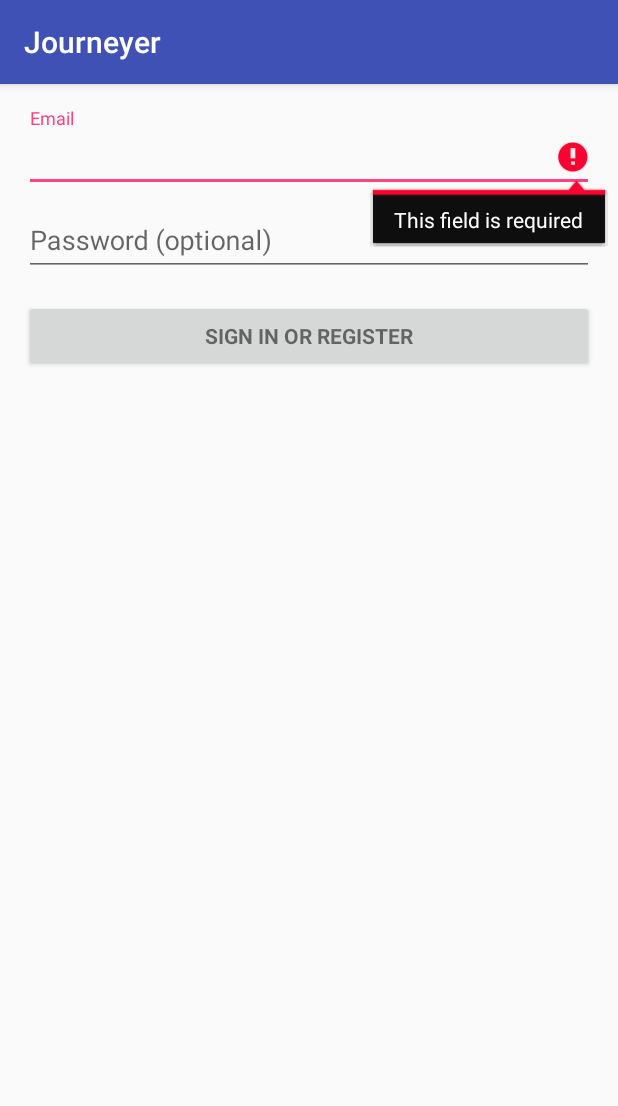
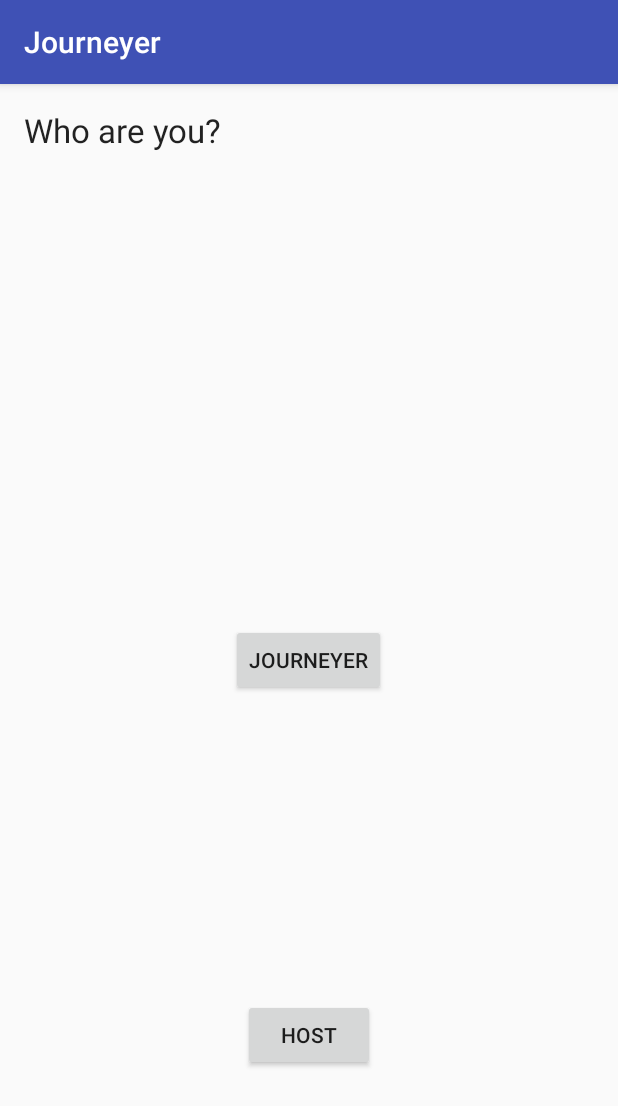
Before and after one commit to siddharthseth/Journeyer, an Android app: the screen it shows after launch (LoginActivity before the commit, Welcome after it), after a tap on "SIGN IN OR REGISTER", on a phone screen of 412 x 824 dp. Shown: the top 1106 px of the screen. Run offline under Robolectric (Android 15) with nearby library versions, the phone set to English and light mode, and no system bars; 2 statements that could not run were skipped.

Commit message:
added welcome page (fked up theme tho)

```diff
--- a/app/src/main/AndroidManifest.xml
+++ b/app/src/main/AndroidManifest.xml
@@ -22,6 +22,8 @@
                 <category android:name="android.intent.category.LAUNCHER" />
             </intent-filter>
         </activity>
+        <activity android:name=".Welcome" >
+        </activity>
     </application>
 
 </manifest>
--- a/app/src/main/java/com/example/lchou/journeyer/LoginActivity.java
+++ b/app/src/main/java/com/example/lchou/journeyer/LoginActivity.java
@@ -28,6 +28,7 @@ import android.widget.AutoCompleteTextView;
 import android.widget.Button;
 import android.widget.EditText;
 import android.widget.TextView;
+import android.content.Intent;
 
 import java.util.ArrayList;
 import java.util.List;
@@ -63,7 +64,7 @@ public class LoginActivity extends AppCompatActivity implements LoaderCallbacks<
     private View mLoginFormView;
 
     @Override
-    protected void onCreate(Bundle savedInstanceState) {
+    protected void onCreate(final Bundle savedInstanceState) {
         super.onCreate(savedInstanceState);
         setContentView(R.layout.activity_login);
         // Set up the login form.
@@ -87,7 +88,9 @@ public class LoginActivity extends AppCompatActivity implements LoaderCallbacks<
             @Override
             public void onClick(View view) {
                 attemptLogin();
+                startActivity(new Intent(getApplicationContext(), Welcome.class));
             }
+
         });
 
         mLoginFormView = findViewById(R.id.login_form);
@@ -187,6 +190,7 @@ public class LoginActivity extends AppCompatActivity implements LoaderCallbacks<
             showProgress(true);
             mAuthTask = new UserLoginTask(email, password);
             mAuthTask.execute((Void) null);
+
         }
     }
 
--- /dev/null
+++ b/app/src/main/java/com/example/lchou/journeyer/Welcome.java
@@ -0,0 +1,13 @@
+package com.example.lchou.journeyer;
+
+import android.support.v7.app.AppCompatActivity;
+import android.os.Bundle;
+
+public class Welcome extends AppCompatActivity {
+
+    @Override
+    protected void onCreate(Bundle savedInstanceState) {
+        super.onCreate(savedInstanceState);
+        setContentView(R.layout.activity_welcome);
+    }
+}
--- a/app/src/main/res/layout/activity_login.xml
+++ b/app/src/main/res/layout/activity_login.xml
@@ -1,6 +1,6 @@
 <LinearLayout xmlns:android="http://schemas.android.com/apk/res/android"
     xmlns:tools="http://schemas.android.com/tools" android:layout_width="match_parent"
-    android:layout_height="match_parent" android:gravity="center_horizontal"
+    android:layout_height="match_parent"
     android:orientation="vertical" android:paddingBottom="@dimen/activity_vertical_margin"
     android:paddingLeft="@dimen/activity_horizontal_margin"
     android:paddingRight="@dimen/activity_horizontal_margin"
@@ -12,23 +12,35 @@
         android:layout_marginBottom="8dp" android:visibility="gone" />
 
     <ScrollView android:id="@+id/login_form" android:layout_width="match_parent"
-        android:layout_height="match_parent">
+        android:layout_height="201dp">
 
         <LinearLayout android:id="@+id/email_login_form" android:layout_width="match_parent"
-            android:layout_height="wrap_content" android:orientation="vertical">
+            android:layout_height="wrap_content" android:orientation="vertical"
+            android:weightSum="1">
 
             <android.support.design.widget.TextInputLayout android:layout_width="match_parent"
                 android:layout_height="wrap_content">
+
+            </android.support.design.widget.TextInputLayout>
+
+            <LinearLayout
+                android:orientation="vertical"
+                android:layout_width="match_parent"
+                android:layout_height="wrap_content"
+                android:layout_gravity="center_horizontal"></LinearLayout>
+
+            <android.support.design.widget.TextInputLayout android:layout_width="match_parent"
+                android:layout_height="wrap_content">
+
+            </android.support.design.widget.TextInputLayout>
+
+        </LinearLayout>
+    </ScrollView>
 
     <AutoCompleteTextView android:id="@+id/email" android:layout_width="match_parent"
         android:layout_height="wrap_content" android:hint="@string/prompt_email"
         android:inputType="textEmailAddress" android:maxLines="1"
         android:singleLine="true" />
-
-            </android.support.design.widget.TextInputLayout>
-
-            <android.support.design.widget.TextInputLayout android:layout_width="match_parent"
-                android:layout_height="wrap_content">
 
     <EditText android:id="@+id/password" android:layout_width="match_parent"
         android:layout_height="wrap_content" android:hint="@string/prompt_password"
@@ -37,13 +49,8 @@
         android:imeOptions="actionUnspecified" android:inputType="textPassword"
         android:maxLines="1" android:singleLine="true" />
 
-            </android.support.design.widget.TextInputLayout>
-
     <Button android:id="@+id/email_sign_in_button" style="?android:textAppearanceSmall"
         android:layout_width="match_parent" android:layout_height="wrap_content"
         android:layout_marginTop="16dp" android:text="@string/action_sign_in"
         android:textStyle="bold" />
-
 </LinearLayout>
-    </ScrollView>
-</LinearLayout>
--- /dev/null
+++ b/app/src/main/res/layout/activity_welcome.xml
@@ -0,0 +1,42 @@
+<?xml version="1.0" encoding="utf-8"?>
+<RelativeLayout xmlns:android="http://schemas.android.com/apk/res/android"
+    xmlns:tools="http://schemas.android.com/tools" android:layout_width="match_parent"
+    android:layout_height="match_parent" android:paddingLeft="@dimen/activity_horizontal_margin"
+    android:paddingRight="@dimen/activity_horizontal_margin"
+    android:paddingTop="@dimen/activity_vertical_margin"
+    android:paddingBottom="@dimen/activity_vertical_margin"
+    tools:context="com.example.lchou.journeyer.Welcome"
+    android:background="@color/abc_background_cache_hint_selector_material_dark">
+
+    <Button
+        android:layout_width="wrap_content"
+        android:layout_height="wrap_content"
+        android:text="@string/hostButton"
+        android:id="@+id/button"
+        android:layout_marginBottom="94dp"
+        style="@android:style/Animation.InputMethod"
+        android:layout_alignParentBottom="true"
+        android:layout_centerHorizontal="true" />
+
+    <Button
+        android:layout_width="wrap_content"
+        android:layout_height="wrap_content"
+        android:text="@string/journeyerButton"
+        android:id="@+id/button2"
+        android:layout_centerVertical="true"
+        android:layout_centerHorizontal="true" />
+
+    <TextView
+        android:layout_width="wrap_content"
+        android:layout_height="wrap_content"
+        android:textAppearance="?android:attr/textAppearanceLarge"
+        android:text="@string/whoAreYouText"
+        android:id="@+id/textView"
+        android:layout_alignParentTop="true"
+        android:layout_alignParentRight="true"
+        android:layout_alignParentEnd="true"
+        android:layout_alignParentLeft="true"
+        android:layout_alignParentStart="true"
+        android:layout_above="@+id/button2" />
+
+</RelativeLayout>
--- /dev/null
+++ b/app/src/main/res/values-w820dp/dimens.xml
@@ -0,0 +1,6 @@
+<resources>
+    <!-- Example customization of dimensions originally defined in res/values/dimens.xml
+         (such as screen margins) for screens with more than 820dp of available width. This
+         would include 7" and 10" devices in landscape (~960dp and ~1280dp respectively). -->
+    <dimen name="activity_horizontal_margin">64dp</dimen>
+</resources>
--- a/app/src/main/res/values/strings.xml
+++ b/app/src/main/res/values/strings.xml
@@ -13,4 +13,7 @@
     <string name="permission_rationale">"Contacts permissions are needed for providing email
         completions."
     </string>
+    <string name="hostButton">Host</string>
+    <string name="journeyerButton">Journeyer</string>
+    <string name="whoAreYouText">Who are you?</string>
 </resources>
```
Also changed, not shown: 1 other file. Lines whose indentation alone changed are shown as unchanged.
